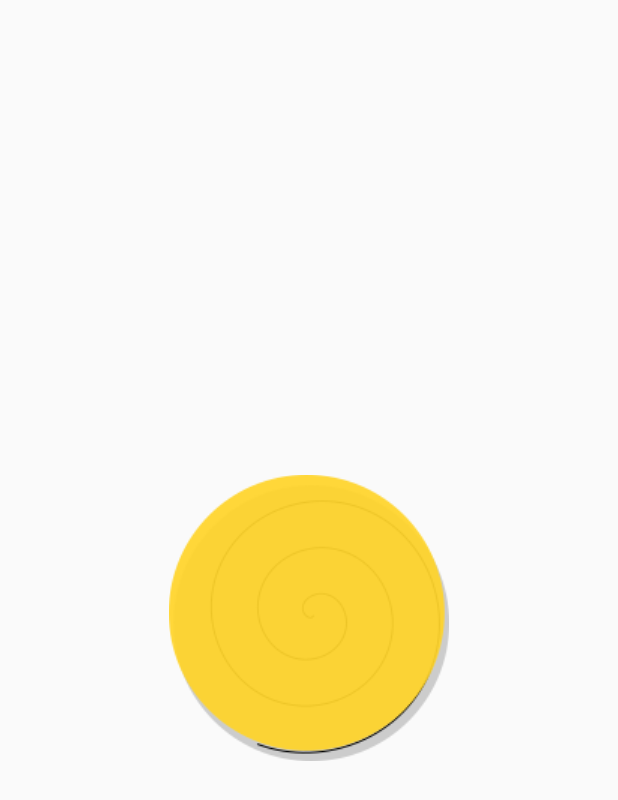
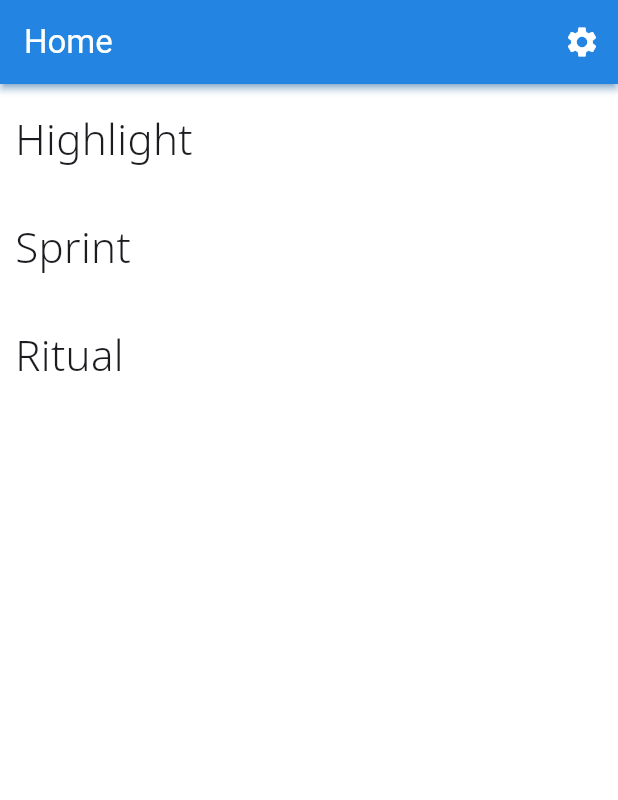
Before and after one commit to ujwalnk/Ritual, a Flutter app: the screen it shows after launch, on a phone screen of 412 x 824 dp. Shown: the top 800 px of the screen. Run offline on Flutter 3.47's test engine with Material 2 defaults, Android fonts, the phone set to English and light mode, and no system bars; our stand-ins replace hive, hive_flutter; accounts and stored records are empty.

Commit message:
+ Settings Screen + Highlights, Sprints, Ritual Headings @ HomeScreen

```diff
--- a/lib/main.dart
+++ b/lib/main.dart
@@ -8,6 +8,8 @@ import 'package:ritual/model/ritual.dart';
 
 // Screens
 import 'package:ritual/screens/splash.dart';
+import 'package:ritual/screens/home.dart';
+import 'package:ritual/screens/settings.dart';
 
 // Services
 
@@ -20,10 +22,18 @@ void main() async {
 
   runApp(MaterialApp(
 
-    initialRoute: "/splash",
+    initialRoute: "/home",
 
     routes:{
       "/splash": (context) => const Splash(),
-    }
+      "/home": (context) => const Home(),
+      "/settings": (context) => const Settings(),
+    },
+
+    theme: ThemeData(
+      useMaterial3: true,
+      primarySwatch: Colors.blue
+    ),
+
   ));
 }
--- a/lib/screens/home.dart
+++ b/lib/screens/home.dart
@@ -1 +1,60 @@
 import 'package:flutter/material.dart';
+
+class Home extends StatefulWidget {
+  const Home({super.key});
+
+  @override
+  State<Home> createState() => _HomeState();
+}
+
+class _HomeState extends State<Home> {
+  @override
+  Widget build(BuildContext context) {
+    return Scaffold(
+      backgroundColor: Colors.white,
+      appBar: AppBar(
+        title: Text(
+          "Home",
+          style: TextStyle(color: Colors.white),
+        ),
+        backgroundColor: Colors.blue[600],
+        shadowColor: Colors.blue[400],
+        elevation: 2,
+        actions: <Widget>[
+          IconButton(
+            icon: Icon(
+              Icons.settings,
+              color: Colors.white,
+            ),
+            onPressed: () {
+              Navigator.pushNamed(context, '/settings');
+            },
+          )
+        ],
+      ),
+      body: Column(crossAxisAlignment: CrossAxisAlignment.start, children: [
+        Padding(
+          padding: const EdgeInsets.fromLTRB(10.0, 16.0, 0, 16.0),
+          child: Text(
+            "Highlight",
+            style: TextStyle(fontSize: 28, fontFamily: "NotoSans-Light"),
+          ),
+        ),
+        Padding(
+          padding: const EdgeInsets.fromLTRB(10.0, 16.0, 0, 16.0),
+          child: Text(
+            "Sprint",
+            style: TextStyle(fontSize: 28, fontFamily: "NotoSans-Light"),
+          ),
+        ),
+        Padding(
+          padding: const EdgeInsets.fromLTRB(10.0, 16.0, 0, 16.0),
+          child: Text(
+            "Ritual",
+            style: TextStyle(fontSize: 28, fontFamily: "NotoSans-Light"),
+          ),
+        ),
+      ]),
+    );
+  }
+}
```
Also changed, not shown: lib/screens/settings.dart (added, +63 -0 lines), pubspec.yaml (+8 -7 lines), assets/fonts/NotoSans-Light.ttf (added), assets/fonts/NotoSans-SemiBold.ttf (added).
